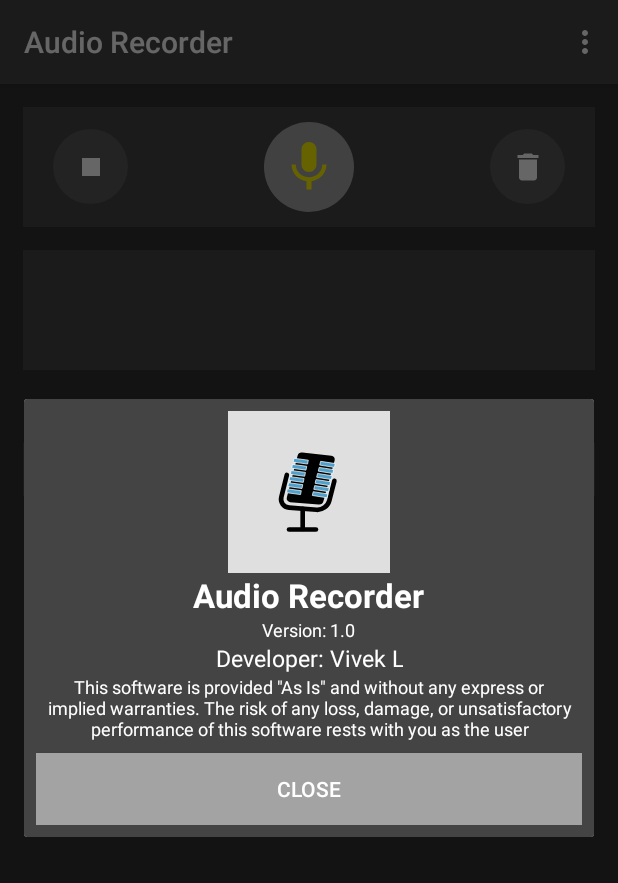
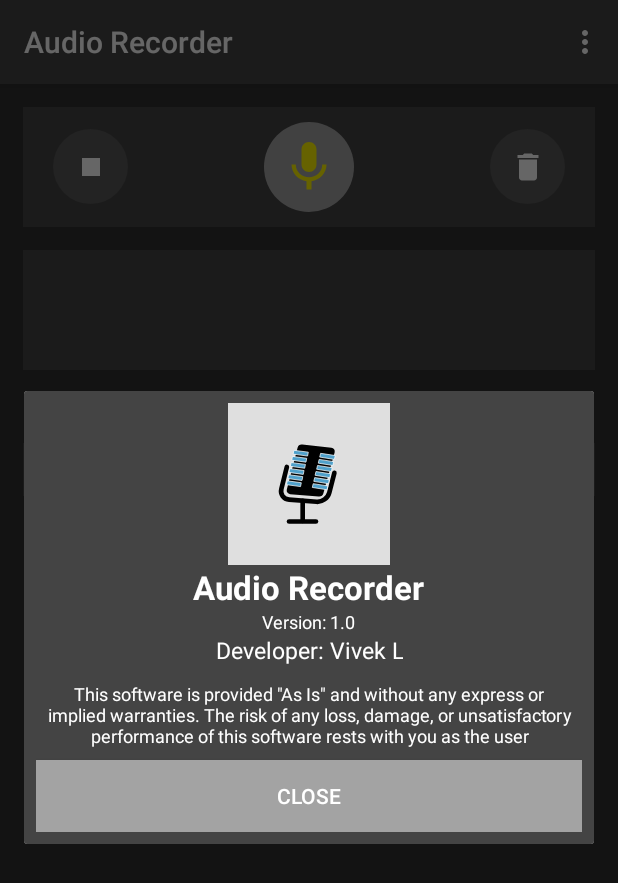
Before and after one commit to vivekweb2014/audio-recorder, an Android app: the screen it shows after launch (MainActivity), in the options menu, after a tap on "About", on a phone screen of 412 x 824 dp. Shown: the top 883 px of the screen. Run offline under Robolectric (Android 15) with nearby library versions, the phone set to English and light mode, and no system bars; 1 statement that could not run was skipped.

Commit message:
Enrich view template metadata

```diff
--- a/app/src/main/res/layout/about_dialog.xml
+++ b/app/src/main/res/layout/about_dialog.xml
@@ -4,7 +4,7 @@
     android:layout_height="wrap_content"
     android:background="@color/colorPrimary"
     android:orientation="vertical"
-    android:padding="@dimen/standard_dialog_padding">
+    android:padding="@dimen/distance_standard_dialog">
 
     <ImageView
         android:layout_width="wrap_content"
@@ -21,7 +21,7 @@
         android:gravity="center"
         android:text="@string/app_name"
         android:textColor="@color/colorTextPrimary"
-        android:textSize="@dimen/size_about_dialog_app_name_text_size"
+        android:textSize="@dimen/size_about_dialog_app_name_text"
         android:textStyle="bold" />
 
     <TextView
@@ -46,25 +46,19 @@
         android:layout_width="wrap_content"
         android:layout_height="wrap_content"
         android:layout_gravity="center"
+        android:layout_marginTop="@dimen/margin_top_about_dialog_info_text"
         android:gravity="center"
         android:text="@string/disclaimer"
         android:textColor="@color/colorTextPrimary"
         android:textSize="@dimen/size_usage_notice_text" />
 
-    <LinearLayout
+    <Button
+        android:id="@+id/btn_about_dialog_close"
         android:layout_width="fill_parent"
         android:layout_height="wrap_content"
-        android:layout_gravity="center"
-        android:orientation="horizontal">
-
-        <Button
-            android:id="@+id/btn_about_dialog_close"
-            android:layout_width="fill_parent"
-            android:layout_height="wrap_content"
-            android:layout_marginTop="@dimen/standard_dialog_padding"
-            android:background="@color/colorPrimaryLight"
-            android:text="@string/close"
-            android:textColor="@color/colorTextPrimary" />
-    </LinearLayout>
+        android:layout_marginTop="@dimen/distance_standard_dialog"
+        android:background="@color/colorPrimaryLight"
+        android:text="@string/close"
+        android:textColor="@color/colorTextPrimary" />
 
 </LinearLayout>
--- a/app/src/main/res/layout/file_info_dialog.xml
+++ b/app/src/main/res/layout/file_info_dialog.xml
@@ -4,7 +4,7 @@
     android:layout_height="wrap_content"
     android:background="@color/colorPrimary"
     android:orientation="vertical"
-    android:padding="@dimen/standard_dialog_padding">
+    android:padding="@dimen/distance_standard_dialog">
 
     <TextView
         android:id="@+id/tv_file_info"
@@ -19,7 +19,7 @@
         android:id="@+id/btn_file_dialog_close"
         android:layout_width="fill_parent"
         android:layout_height="wrap_content"
-        android:layout_marginTop="@dimen/standard_dialog_padding"
+        android:layout_marginTop="@dimen/distance_standard_dialog"
         android:background="@color/colorPrimaryLight"
         android:text="@string/close"
         android:textColor="@color/colorTextPrimary" />
--- a/app/src/main/res/menu/main_menu.xml
+++ b/app/src/main/res/menu/main_menu.xml
@@ -6,12 +6,10 @@
     <item
         android:id="@+id/menu_item_settings"
         android:title="@string/settings" />
-
+    <item
+        android:id="@+id/menu_item_rate"
+        android:title="@string/rate_this_app" />
     <item
         android:id="@+id/menu_item_about"
         android:title="@string/about" />
-
-    <item
-        android:id="@+id/menu_item_rate"
-        android:title="@string/rate" />
 </menu>
--- a/app/src/main/res/values/dimens.xml
+++ b/app/src/main/res/values/dimens.xml
@@ -11,13 +11,14 @@
     <dimen name="size_recorder_primary_button">60dp</dimen>
     <dimen name="margin_recorder_secondary_button">20dp</dimen>
     <dimen name="padding_list_fragment_container">1dp</dimen>
-    <dimen name="standard_dialog_padding">8dp</dimen>
+    <dimen name="distance_standard_dialog">8dp</dimen>
     <dimen name="size_file_info_text_view">15sp</dimen>
     <dimen name="size_file_menu">20sp</dimen>
     <dimen name="padding_file_menu">5dp</dimen>
-    <dimen name="size_about_dialog_app_name_text_size">22sp</dimen>
+    <dimen name="size_about_dialog_app_name_text">22sp</dimen>
     <dimen name="size_label_dev_name">15sp</dimen>
     <dimen name="size_usage_notice_text">12sp</dimen>
     <dimen name="size_version_label">12sp</dimen>
     <dimen name="size_rate_dialog_info">20sp</dimen>
+    <dimen name="margin_top_about_dialog_info_text">10dp</dimen>
 </resources>
--- a/app/src/main/res/values/strings.xml
+++ b/app/src/main/res/values/strings.xml
@@ -20,7 +20,7 @@
     <string name="dialog_delete_message">Do you want to delete this recording?\n%1$s</string>
     <string name="yes">Yes</string>
     <string name="no">No</string>
-    <string name="close">CLOSE</string>
+    <string name="close">Close</string>
     <string name="file_menu_option_delete">✖ Delete</string>
     <string name="file_menu_option_info">ⅲ Info</string>
     <string name="file_menu_option_share">✈ Share</string>
@@ -37,6 +37,7 @@
     <string name="about">About</string>
     <string name="no_thanks">No, Thanks</string>
     <string name="rate">Rate</string>
+    <string name="rate_this_app">Rate This APP</string>
     <string name="remind_me_later">Remind Me Later</string>
     <string name="rate_dialog_info">If you enjoy using this app, please take a moment to rate it. Thanks for your support!</string>
 </resources>
```
Also changed, not shown: app/src/main/res/layout/rate_dialog.xml (+4 -4 lines).
